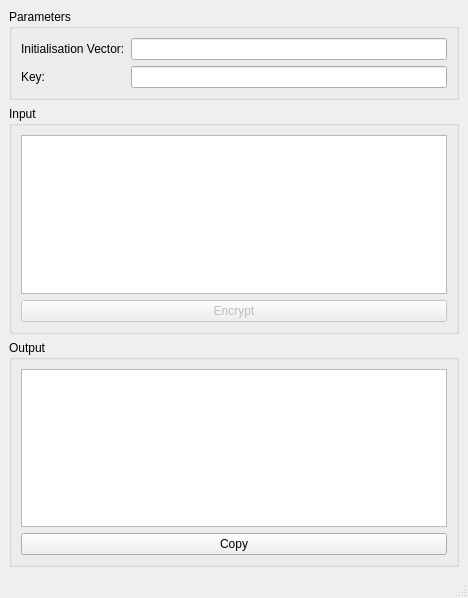
Old version of the form encryptor/mainwindow.ui in the repository noodlecollie/haven-twitter.
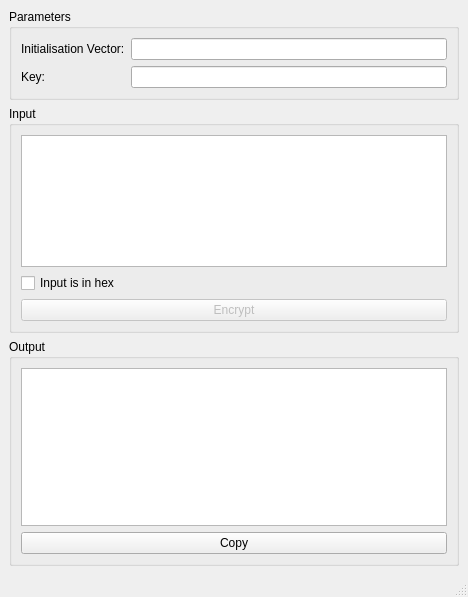
New version of the form.

```diff
--- a/encryptor/mainwindow.ui
+++ b/encryptor/mainwindow.ui
@@ -7,7 +7,7 @@
     <x>0</x>
     <y>0</y>
     <width>468</width>
-    <height>598</height>
+    <height>597</height>
    </rect>
   </property>
   <property name="windowTitle">
@@ -53,6 +53,13 @@
        <item>
         <widget class="QPlainTextEdit" name="inputPlainText"/>
        </item>
+       <item>
+        <widget class="QCheckBox" name="cbHex">
+         <property name="text">
+          <string>Input is in hex</string>
+         </property>
+        </widget>
+       </item>
        <item>
         <widget class="QPushButton" name="encryptButton">
          <property name="enabled">
```
Left out of the diff: 18 changed lines with no effect on the pictures.
